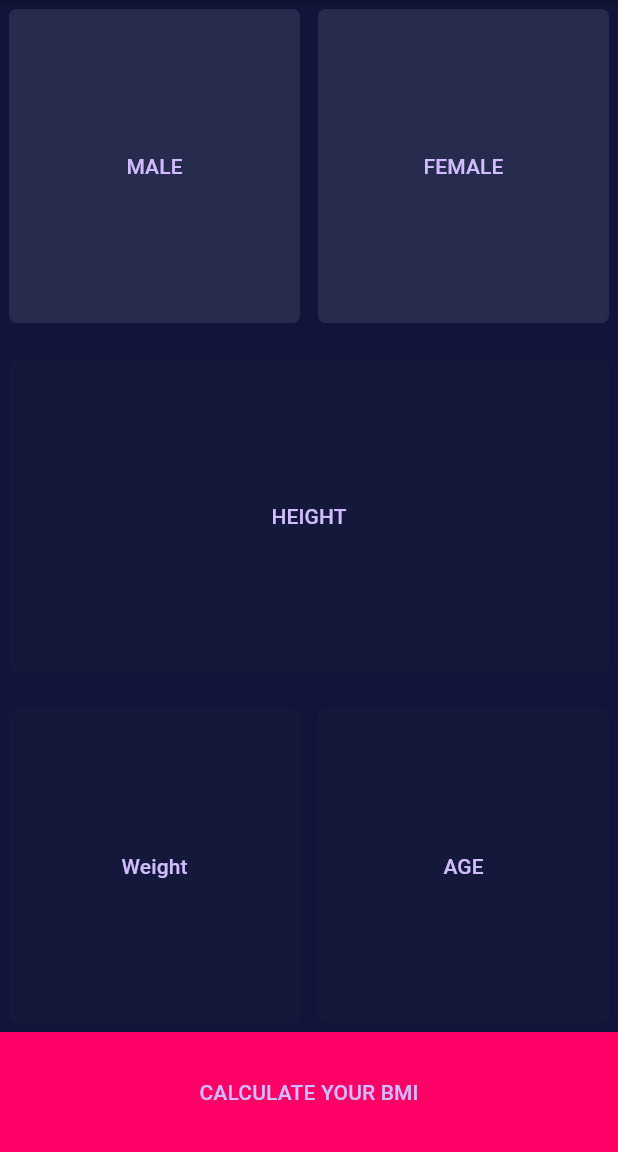
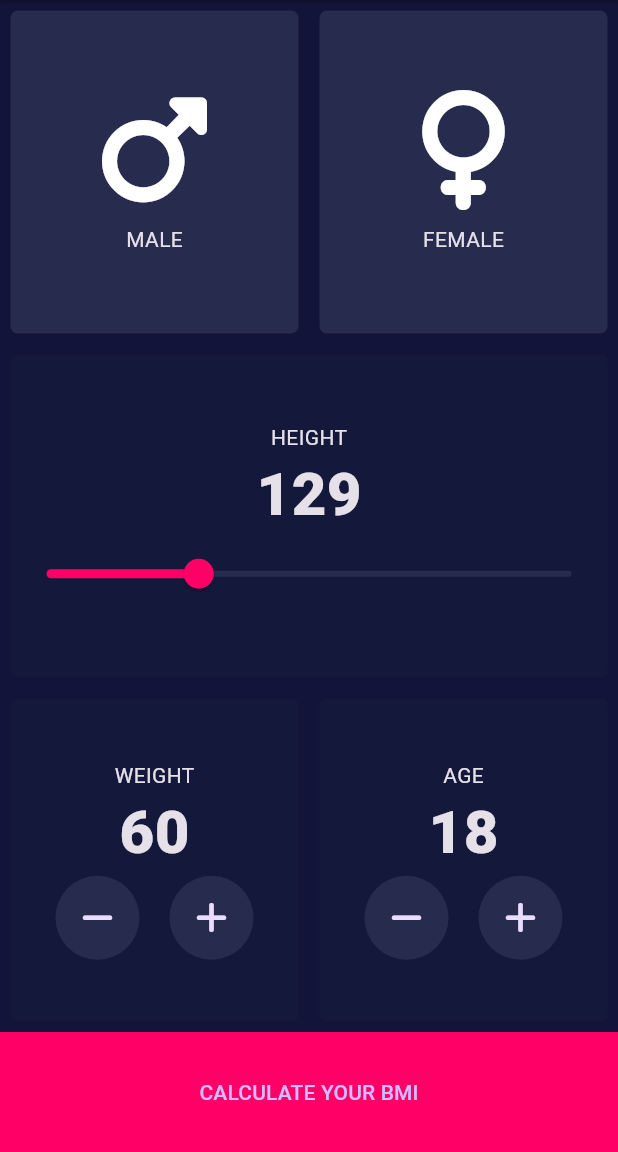
Before and after one commit to sydmasina/bmi-calculator-flutter, a Flutter app: the screen it shows after launch, on a phone screen of 412 x 824 dp, the part 84-1236 px from its top. Run offline on Flutter 3.47's test engine with Material 3 defaults, Android fonts, the phone set to English and light mode, and no system bars; our stand-ins replace font_awesome_flutter.

Commit message:
fontawesome icons, slider, floatingActionBtn, passing setState callback functions...

```diff
--- a/lib/input_page.dart
+++ b/lib/input_page.dart
@@ -1,9 +1,11 @@
 import 'package:flutter/material.dart';
+import 'package:font_awesome_flutter/font_awesome_flutter.dart';
 import 'package:my_bmi_calc/types/input_page_types.dart';
 
 const bottomContainerHeight = 80.0;
 const Color secondaryCardColor = Color(0xFF272B4E);
 const Color primaryCardColor = Color(0xFF14193B);
+const Color brandPrimaryColor = Color(0xffFF0067);
 final genders = Genders();
 
 class InputPage extends StatefulWidget {
@@ -12,6 +14,34 @@ class InputPage extends StatefulWidget {
 }
 
 class _InputPageState extends State<InputPage> {
+  double height = 129;
+  int weight = 60;
+  int age = 18;
+
+  void incrementWeight() {
+    setState(() {
+      weight += 1;
+    });
+  }
+
+  void decrementWeight() {
+    setState(() {
+      weight -= 1;
+    });
+  }
+
+  void incrementAge() {
+    setState(() {
+      age += 1;
+    });
+  }
+
+  void decrementAge() {
+    setState(() {
+      age -= 1;
+    });
+  }
+
   @override
   Widget build(BuildContext context) {
     return Scaffold(
@@ -32,20 +62,23 @@ class _InputPageState extends State<InputPage> {
                 Expanded(
                   child: ReusableCard(
                     backgroundColor: secondaryCardColor,
-                    cardTitle: genders.male,
+                    cardChild: GenderCard(
+                      gender: genders.male,
+                      genderIconData: FontAwesomeIcons.mars,
+                    ),
                   ),
                 ),
                 Expanded(
                   child: ReusableCard(
                     backgroundColor: secondaryCardColor,
-                    cardTitle: genders.female,
+                    cardChild: GenderCard(
+                      gender: genders.female,
+                      genderIconData: FontAwesomeIcons.venus,
+                    ),
                   ),
                 ),
               ],
             ),
-          ),
-          SizedBox(
-            height: 12,
           ),
           Expanded(
             child: Row(
@@ -53,15 +86,27 @@ class _InputPageState extends State<InputPage> {
               children: [
                 Expanded(
                   child: ReusableCard(
-                    cardTitle: 'HEIGHT',
                     backgroundColor: primaryCardColor,
+                    cardChild: MeasurementCard(
+                      cardTitle: 'HEIGHT',
+                      measurementCount: height.toInt(),
+                      measurementController: Slider(
+                        value: height,
+                        min: 100,
+                        max: 200,
+                        activeColor: brandPrimaryColor,
+                        inactiveColor: secondaryCardColor,
+                        onChanged: (double setValue) {
+                          setState(() {
+                            height = setValue;
+                          });
+                        },
+                      ),
+                    ),
                   ),
                 ),
               ],
             ),
-          ),
-          SizedBox(
-            height: 12,
           ),
           Expanded(
             child: Row(
@@ -69,14 +114,28 @@ class _InputPageState extends State<InputPage> {
               children: [
                 Expanded(
                   child: ReusableCard(
-                    cardTitle: 'Weight',
                     backgroundColor: primaryCardColor,
+                    cardChild: MeasurementCard(
+                      cardTitle: 'WEIGHT',
+                      measurementCount: weight,
+                      measurementController: AddOrMinusController(
+                        decrementCallFn: decrementWeight,
+                        incrementCallbackFn: incrementWeight,
+                      ),
+                    ),
                   ),
                 ),
                 Expanded(
                   child: ReusableCard(
-                    cardTitle: 'AGE',
                     backgroundColor: primaryCardColor,
+                    cardChild: MeasurementCard(
+                      cardTitle: 'AGE',
+                      measurementCount: age,
+                      measurementController: AddOrMinusController(
+                        decrementCallFn: decrementAge,
+                        incrementCallbackFn: incrementAge,
+                      ),
+                    ),
                   ),
                 ),
               ],
@@ -102,91 +161,133 @@ class _InputPageState extends State<InputPage> {
   }
 }
 
+class AddOrMinusController extends StatelessWidget {
+  const AddOrMinusController({
+    super.key,
+    required this.incrementCallbackFn,
+    required this.decrementCallFn,
+  });
+
+  final Function incrementCallbackFn;
+  final Function decrementCallFn;
+
+  @override
+  Widget build(BuildContext context) {
+    return Padding(
+      padding: const EdgeInsets.symmetric(horizontal: 20),
+      child: Row(
+        mainAxisAlignment: MainAxisAlignment.spaceAround,
+        children: [
+          FloatingActionButton(
+            child: Icon(FontAwesomeIcons.minus),
+            backgroundColor: secondaryCardColor,
+            shape: RoundedRectangleBorder(
+              borderRadius: BorderRadius.circular(40),
+            ),
+            elevation: 0,
+            onPressed: () {
+              decrementCallFn();
+            },
+          ),
+          FloatingActionButton(
+            child: Icon(FontAwesomeIcons.plus),
+            backgroundColor: secondaryCardColor,
+            shape: RoundedRectangleBorder(
+              borderRadius: BorderRadius.circular(40),
+            ),
+            elevation: 0,
+            onPressed: () {
+              incrementCallbackFn();
+            },
+          ),
+        ],
+      ),
+    );
+  }
+}
+
+class MeasurementCard extends StatelessWidget {
+  const MeasurementCard(
+      {super.key,
+      required this.cardTitle,
+      required this.measurementCount,
+      required this.measurementController});
+
+  final String cardTitle;
+  final int measurementCount;
+  final Widget measurementController;
+
+  @override
+  Widget build(BuildContext context) {
+    return Column(
+      mainAxisAlignment: MainAxisAlignment.center,
+      children: [
+        Text(cardTitle),
+        Text(
+          '$measurementCount',
+          style: TextStyle(
+            fontSize: 40,
+            fontWeight: FontWeight.w800,
+          ),
+        ),
+        measurementController
+      ],
+    );
+  }
+}
+
+class GenderCard extends StatelessWidget {
+  const GenderCard({
+    super.key,
+    required this.genderIconData,
+    required this.gender,
+  });
+
+  final IconData genderIconData;
+  final String gender;
+
+  @override
+  Widget build(BuildContext context) {
+    return Column(
+      mainAxisAlignment: MainAxisAlignment.center,
+      children: [
+        Icon(
+          genderIconData,
+          size: 80,
+          weight: 600,
+        ),
+        SizedBox(
+          height: 10,
+        ),
+        Text(
+          gender,
+        ),
+      ],
+    );
+  }
+}
+
 class ReusableCard extends StatelessWidget {
   const ReusableCard({
     super.key,
     required this.backgroundColor,
-    required this.cardTitle,
+    required this.cardChild,
   });
 
   final Color backgroundColor;
-  final String cardTitle;
+  final Widget cardChild;
 
   @override
   Widget build(BuildContext context) {
     return Padding(
-      padding: const EdgeInsets.all(6),
-      child: TextButton(
-        child: Text(
-          cardTitle,
+      padding: const EdgeInsets.all(7),
+      child: Container(
+        child: cardChild,
+        decoration: BoxDecoration(
+          color: backgroundColor,
+          borderRadius: BorderRadius.circular(5),
         ),
-        style: TextButton.styleFrom(
-          backgroundColor: backgroundColor,
-          shape: RoundedRectangleBorder(
-            borderRadius: BorderRadius.circular(5),
-          ),
-        ),
-        onPressed: () {},
       ),
     );
   }
 }
-//
-// class HeightCard extends StatelessWidget {
-//   const HeightCard({
-//     super.key,
-//     required this.secAndThirdRowColor,
-//   });
-//
-//   final Color secAndThirdRowColor;
-//
-//   @override
-//   Widget build(BuildContext context) {
-//     return Padding(
-//       padding: const EdgeInsets.all(2),
-//       child: TextButton(
-//         child: Text(
-//           'HEIGHT',
-//         ),
-//         style: TextButton.styleFrom(
-//           backgroundColor: secAndThirdRowColor,
-//           shape: RoundedRectangleBorder(
-//             borderRadius: BorderRadius.circular(5),
-//           ),
-//         ),
-//         onPressed: () {},
-//       ),
-//     );
-//   }
-// }
-//
-// class GenderCard extends StatelessWidget {
-//   const GenderCard({
-//     super.key,
-//     required this.backgroundColor,
-//     required this.gender,
-//   });
-//
-//   final Color backgroundColor;
-//   final String gender;
-//
-//   @override
-//   Widget build(BuildContext context) {
-//     return Padding(
-//       padding: const EdgeInsets.all(2),
-//       child: TextButton(
-//         child: Text(
-//           gender,
-//           // style: TextStyle(color: Colors.white),
-//         ),
-//         style: TextButton.styleFrom(
-//           backgroundColor: backgroundColor,
-//           shape: RoundedRectangleBorder(
-//             borderRadius: BorderRadius.circular(5),
-//           ),
-//         ),
-//         onPressed: () {},
-//       ),
-//     );
-//   }
-// }
--- a/pubspec.yaml
+++ b/pubspec.yaml
@@ -12,7 +12,7 @@ dependencies:
   flutter:
     sdk: flutter
   cupertino_icons: ^1.0.6
-  hexcolor: ^3.0.1
+  font_awesome_flutter: ^10.7.0
 
 dev_dependencies:
   flutter_test:
```
Also changed, not shown: pubspec.lock.
